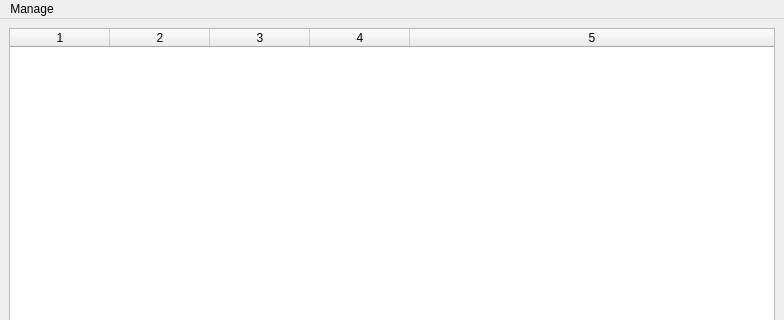
Above: pyLedger.ui from agamez/pyLedger before the change; both pictures show x 0 to 784 and y 0 to 320 of the 784 by 480 pixel window. Below: the same form after it.
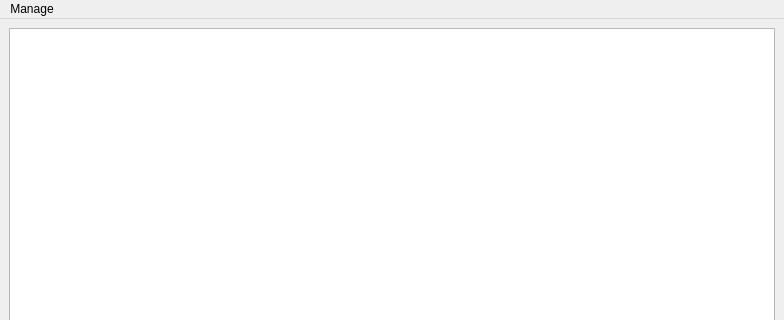
That is the form after the change.

Commit message: pyLedger.ui: hide column headers

Patch:
```diff
--- a/pyLedger.ui
+++ b/pyLedger.ui
@@ -33,7 +33,7 @@
                <number>5</number>
               </property>
               <attribute name="horizontalHeaderVisible">
-               <bool>true</bool>
+         <bool>false</bool>
               </attribute>
               <attribute name="horizontalHeaderStretchLastSection">
                <bool>true</bool>
```
Lines whose indentation alone changed are shown as unchanged.
